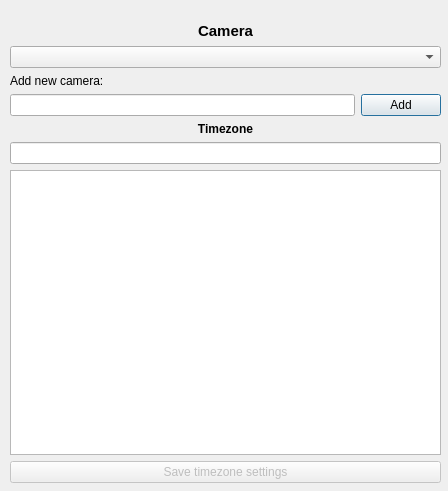
This is gui/designer_camera_settings.ui in jacob-kamminga/AI-Sensus as Qt 5 draws it before an edit. The edited form follows.
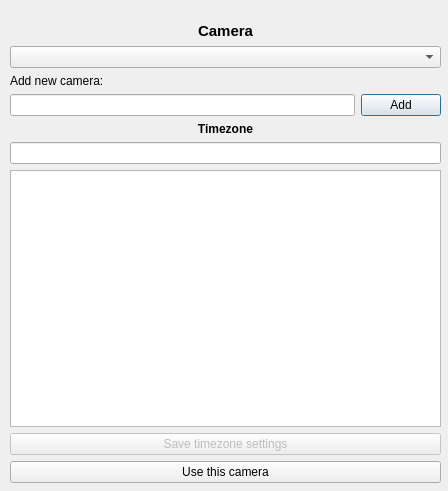
This is the edited form.

Diff of the .ui file:
```diff
--- a/gui/designer_camera_settings.ui
+++ b/gui/designer_camera_settings.ui
@@ -136,6 +136,13 @@
       </property>
      </widget>
     </item>
+    <item>
+     <widget class="QPushButton" name="pushButton_use_camera">
+      <property name="text">
+       <string>Use this camera</string>
+      </property>
+     </widget>
+    </item>
    </layout>
   </widget>
  </widget>
```
